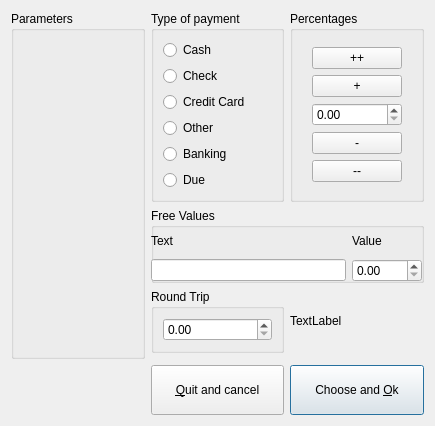
Before: the Qt Designer form plugins/accountplugin/receipts/choicedialog.ui in FreeHealth/freehealth, drawn with Qt 5.
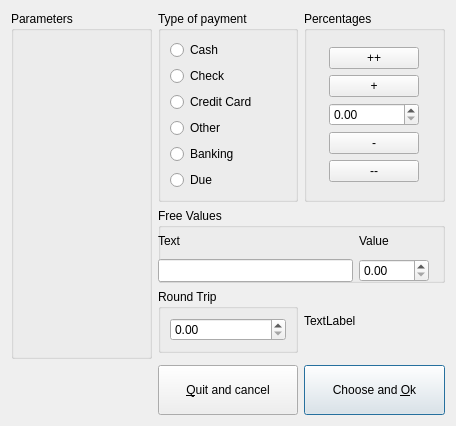
After: the same form once the commit is applied.

Commit message: freeaccount: bug freetext fixed

Diff of the .ui file:
```diff
--- a/plugins/accountplugin/receipts/choicedialog.ui
+++ b/plugins/accountplugin/receipts/choicedialog.ui
@@ -6,7 +6,7 @@
    <rect>
     <x>0</x>
     <y>0</y>
-    <width>435</width>
+    <width>456</width>
     <height>421</height>
    </rect>
   </property>
@@ -140,7 +140,7 @@
       <widget class="QGroupBox" name="freeBox">
        <property name="minimumSize">
         <size>
-         <width>0</width>
+         <width>270</width>
          <height>75</height>
         </size>
        </property>
@@ -165,7 +165,14 @@
           </widget>
          </item>
          <item row="1" column="0">
-          <widget class="QLineEdit" name="freeEdit"/>
+          <widget class="QLineEdit" name="freeEdit">
+           <property name="sizePolicy">
+            <sizepolicy hsizetype="Expanding" vsizetype="Preferred">
+             <horstretch>0</horstretch>
+             <verstretch>0</verstretch>
+            </sizepolicy>
+           </property>
+          </widget>
          </item>
          <item row="1" column="1">
           <widget class="QDoubleSpinBox" name="freeValueSpinBox">
```
